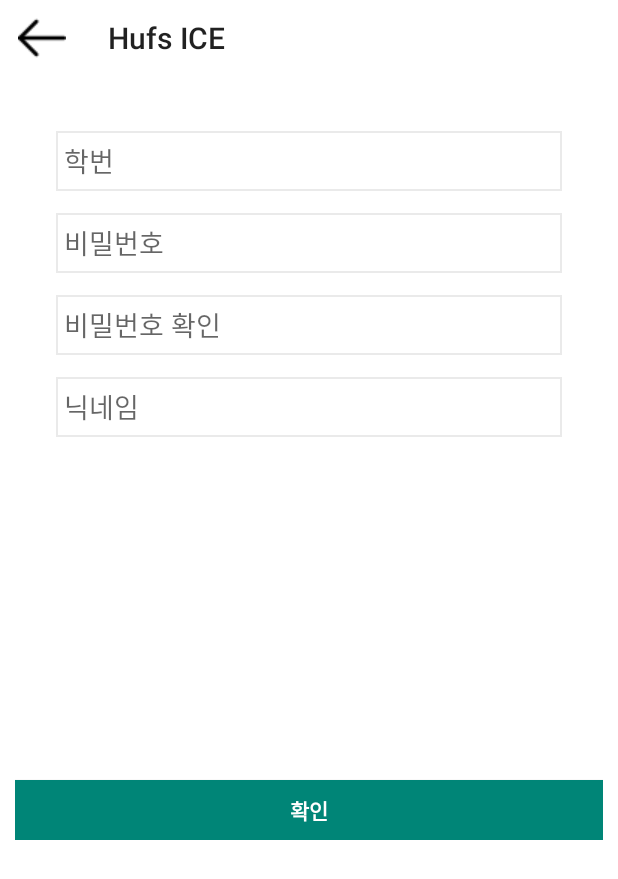
After one commit to ggoowlgns/X-Project_android, an Android app: the JoinActivity screen opened directly, with no data from a screen before it, on a phone screen of 412 x 824 dp. The commit adds this screen. Shown: the top 879 px of the screen. Run offline under Robolectric (Android 15) with nearby library versions, the light colour scheme and no system bars.

Commit message:
android_http

```diff
--- /dev/null
+++ b/MyApplication/app/src/main/java/com/example/mello/myapplication/JoinActivity.java
@@ -0,0 +1,125 @@
+package com.example.mello.myapplication;
+
+import android.support.v7.app.AppCompatActivity;
+import android.os.Bundle;
+
+
+import android.os.Bundle;
+import android.os.SystemClock;
+import android.support.v7.app.AppCompatActivity;
+import android.support.v7.widget.Toolbar;
+import android.view.MenuItem;
+import android.view.View;
+import android.widget.Button;
+import android.widget.EditText;
+import android.widget.Toast;
+
+import com.example.mello.myapplication.Network.SignTask;
+
+import java.util.HashMap;
+import java.util.Map;
+import java.util.regex.Pattern;
+
+public class JoinActivity extends AppCompatActivity {
+    Toolbar signToolbar; // 회원가입 툴바
+    Button signOkBtn; // 확인버튼
+    //이메일, 비밀번호, 비밀번호 확인, 이름 입력
+    EditText idEdit, pwEdit, phoneEdit, nameEdit;
+    String id, pw, phone, name;
+    private static final long MIN_CLICK_INTERVAL=600;
+
+    private long mLastClickTime;
+    @Override
+    protected void onCreate(Bundle savedInstanceState) {
+        super.onCreate(savedInstanceState);
+        setContentView(R.layout.activity_join);
+        signToolbar = (Toolbar)findViewById(R.id.signtool);
+        signOkBtn = (Button)findViewById(R.id.signOkBtn);
+        idEdit = (EditText)findViewById(R.id.signId);
+        pwEdit = (EditText)findViewById(R.id.signPw);
+        nameEdit = (EditText)findViewById(R.id.signName);
+        phoneEdit = (EditText)findViewById(R.id.signPhone);
+        setSupportActionBar(signToolbar);
+        getSupportActionBar().setDisplayHomeAsUpEnabled(true);
+        getSupportActionBar().setHomeAsUpIndicator(R.drawable.back);
+
+        /**
+         * 확인버튼 이벤트처리
+         */
+        signOkBtn.setOnClickListener(new View.OnClickListener() {
+            @Override
+            public void onClick(View v) {
+                if(checkValid()){
+                    long currentClickTime= SystemClock.uptimeMillis();
+                    long elapsedTime=currentClickTime-mLastClickTime;
+                    mLastClickTime=currentClickTime;
+
+                    // 중복 클릭인 경우
+                    if(elapsedTime<=MIN_CLICK_INTERVAL){
+                        return;
+                    }
+                    SignTask signTask = new SignTask(JoinActivity.this);
+                    Map<String, String> params = new HashMap<>();
+                    params.put("id", id);
+                    params.put("passwd", pw);
+                    params.put("name", name);
+                    params.put("phone_num",phone);
+                    signTask.execute(params);
+                }
+            }
+        });
+    }
+
+    /**
+     * 회원가입 유효성 검사
+     * @return 올바름 여부
+     */
+    private boolean checkValid(){
+        id = idEdit.getText().toString();
+        pw = pwEdit.getText().toString();
+        phone = phoneEdit.getText().toString();
+        name = nameEdit.getText().toString();
+
+        if(id == null || id.trim().equals("")){
+            Toast.makeText(JoinActivity.this, "아이디을 입력하세요", Toast.LENGTH_SHORT).show();
+            idEdit.requestFocus();
+            return false;
+        }
+        if(pw == null || pw.trim().equals("")){
+            Toast.makeText(JoinActivity.this, "비밀번호를 입력하세요", Toast.LENGTH_SHORT).show();
+            pwEdit.requestFocus();
+            return false;
+        }
+        if(name == null || name.trim().equals("")){
+            Toast.makeText(JoinActivity.this, "이름을을 입력하세요", Toast.LENGTH_SHORT).show();
+            nameEdit.requestFocus();
+            return false;
+        }
+        if(phone == null || phone.trim().equals("")){
+            Toast.makeText(JoinActivity.this, "폰번호를 입력하세요", Toast.LENGTH_SHORT).show();
+            phoneEdit.requestFocus();
+            return false;
+        }
+//        if(!pw.equals(rePw)){
+//            Toast.makeText(JoinActivity.this, "비밀번호가 일치해야 합니다", Toast.LENGTH_SHORT).show();
+//            rePwEdit.requestFocus();
+//            return false;
+//        }
+        return true;
+    }
+    /**
+     * 툴바 뒤로가기 셋팅
+     * @param item
+     * @return
+     */
+    @Override
+    public boolean onOptionsItemSelected(MenuItem item) {
+        switch (item.getItemId()) {
+            case android.R.id.home:
+                onBackPressed();
+                return true;
+        }
+
+        return super.onOptionsItemSelected(item);
+    }
+}
--- /dev/null
+++ b/MyApplication/app/src/main/res/drawable/gray_background.xml
@@ -0,0 +1,7 @@
+<?xml version="1.0" encoding="utf-8"?>
+<shape xmlns:android="http://schemas.android.com/apk/res/android"
+    android:shape="rectangle" android:padding="10dp">
+    <solid android:color="@android:color/white"/>
+    <stroke android:width="1dp"
+        android:color="#EAEAEA"/>
+</shape>
--- /dev/null
+++ b/MyApplication/app/src/main/res/layout/activity_join.xml
@@ -0,0 +1,99 @@
+<?xml version="1.0" encoding="utf-8"?>
+<RelativeLayout xmlns:android="http://schemas.android.com/apk/res/android"
+    xmlns:tools="http://schemas.android.com/tools"
+    android:layout_width="match_parent"
+    android:layout_height="match_parent"
+    android:gravity="center">
+
+    <android.support.v7.widget.Toolbar
+        android:id="@+id/signtool"
+        android:layout_width="match_parent"
+        android:layout_height="50dp"
+        android:background="@android:color/white"
+        android:minHeight="?attr/actionBarSize"
+        android:theme="?attr/actionBarTheme" />
+
+    <RelativeLayout xmlns:android="http://schemas.android.com/apk/res/android"
+        xmlns:tools="http://schemas.android.com/tools"
+        android:layout_width="match_parent"
+        android:layout_height="match_parent"
+        android:layout_below="@+id/signtool"
+        android:background="@android:color/white"
+        android:padding="10dp"
+        tools:context="com.example.mello.myapplication.JoinActivity">
+
+        <LinearLayout
+            android:id="@+id/linearLayout4"
+            android:layout_width="match_parent"
+            android:layout_height="400dp"
+            android:orientation="vertical"
+            android:padding="20dp">
+
+            <EditText
+                android:id="@+id/signId"
+                android:layout_width="match_parent"
+                android:layout_height="40dp"
+                android:layout_margin="7dp"
+                android:background="@drawable/gray_background"
+                android:ems="10"
+                android:hint="학번"
+                android:inputType="textEmailAddress"
+                android:padding="5dp" />
+
+            <EditText
+                android:id="@+id/signPw"
+                android:layout_width="match_parent"
+                android:layout_height="40dp"
+                android:layout_margin="7dp"
+                android:background="@drawable/gray_background"
+                android:ems="10"
+                android:hint="비밀번호"
+                android:inputType="textPassword"
+                android:padding="5dp" />
+
+            <EditText
+                android:id="@+id/signName"
+                android:layout_width="match_parent"
+                android:layout_height="40dp"
+                android:layout_margin="7dp"
+                android:background="@drawable/gray_background"
+                android:ems="10"
+                android:hint="비밀번호 확인"
+                android:inputType="textPassword"
+                android:padding="5dp" />
+
+            <EditText
+                android:id="@+id/signPhone"
+                android:layout_width="match_parent"
+                android:layout_height="40dp"
+                android:layout_margin="7dp"
+                android:background="@drawable/gray_background"
+                android:ems="10"
+                android:hint="닉네임"
+                android:inputType="textPersonName"
+                android:padding="5dp" />
+
+
+        </LinearLayout>
+
+        <LinearLayout
+            android:layout_width="match_parent"
+            android:layout_height="100dp"
+            android:layout_alignParentLeft="true"
+            android:layout_alignParentStart="true"
+            android:layout_below="@+id/linearLayout4"
+            android:gravity="bottom"
+            android:orientation="vertical">
+
+            <Button
+                android:id="@+id/signOkBtn"
+                android:layout_width="match_parent"
+                android:layout_height="40dp"
+                android:background="?attr/colorControlActivated"
+                android:text="확인"
+                android:textColor="@android:color/white"
+                android:textSize="14sp"
+                android:textStyle="bold" />
+        </LinearLayout>
+    </RelativeLayout>
+</RelativeLayout>
--- a/MyApplication/build.gradle
+++ b/MyApplication/build.gradle
@@ -7,7 +7,7 @@ buildscript {
         jcenter()
     }
     dependencies {
-        classpath 'com.android.tools.build:gradle:3.1.2'
+        classpath 'com.android.tools.build:gradle:2.3.3'
 
 
         // NOTE: Do not place your application dependencies here; they belong
```
Also changed, not shown: MyApplication/app/build.gradle (+51 -7 lines), MyApplication/app/src/main/AndroidManifest.xml (+12 -8 lines), MyApplication/app/src/main/java/com/example/mello/myapplication/MainActivity.java (+10 -0 lines), MyApplication/app/src/main/java/com/example/mello/myapplication/Network/HttpClient.java (added, +205 -0 lines), MyApplication/app/src/main/java/com/example/mello/myapplication/Network/SignTask.java (+26 -51 lines), MyApplication/app/src/main/java/com/example/mello/myapplication/Util/Constants.java (added, +12 -0 lines), MyApplication/app/src/main/res/drawable/back.png (added).
